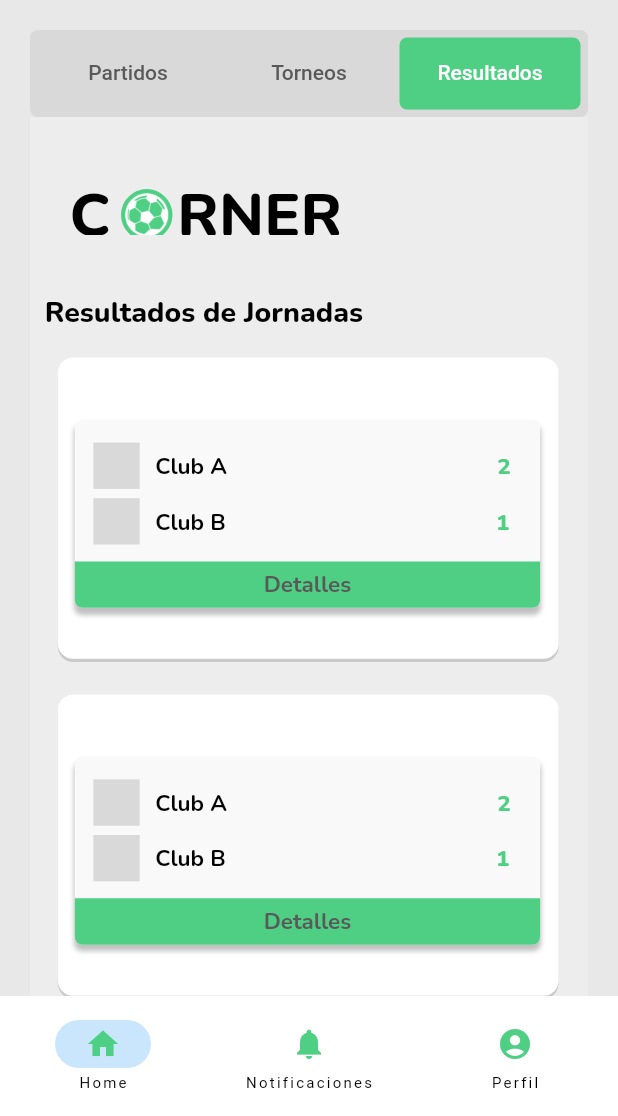
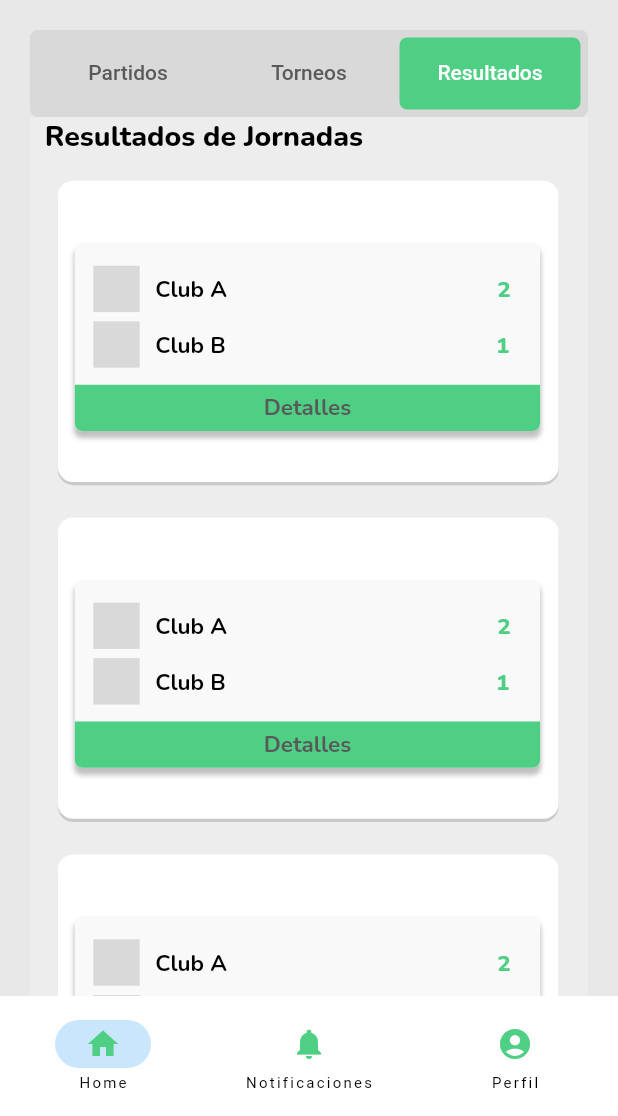
Before and after one commit to MichDlc03/CornerApp, a Flutter app: the screen it shows after launch, tab 3 chosen, on a phone screen of 412 x 824 dp, the part 120-1236 px from its top. Run offline on Flutter 3.47's test engine with Material 2 defaults, Android fonts, the phone set to English and light mode, and no system bars; our stand-ins replace google_fonts.

Commit message:
Luis 1.1
V1.1

```diff
--- a/lib/pages/menu.dart
+++ b/lib/pages/menu.dart
@@ -1,6 +1,5 @@
 // ignore_for_file: camel_case_types
 import 'package:flutter/material.dart';
-import 'package:liga_corner_app/widgets/logo.dart';
 import 'package:liga_corner_app/widgets/title.dart';
 import 'package:liga_corner_app/widgets/calendar_menu.dart';
 import 'package:liga_corner_app/widgets/card_vs.dart';
@@ -22,7 +21,6 @@ class Menu extends StatelessWidget {
           children:<Widget>[
             Column(
               children: const[
-                logo(),
                 title(),
                 calendar(),
                 card(),
--- a/lib/pages/resultados.dart
+++ b/lib/pages/resultados.dart
@@ -1,5 +1,4 @@
 import 'package:flutter/material.dart';
-import 'package:liga_corner_app/widgets/logo.dart';
 import 'package:liga_corner_app/widgets/title_resultados.dart';
 import 'package:liga_corner_app/widgets/card_resultados.dart';
 
@@ -20,7 +19,6 @@ class Resultados extends StatelessWidget {
           children: <Widget>[
             Column(
               children: const [
-                logo(),
                 titleResultados(),
                 cardResultados(),
                 cardResultados(),
--- a/lib/widgets/calendar_menu.dart
+++ b/lib/widgets/calendar_menu.dart
@@ -12,14 +12,14 @@ class calendar extends StatefulWidget {
 class _calendarState extends State<calendar> {
   @override
   Widget build(BuildContext context) {
-    double baseWidth = 380;
+    double baseWidth = 400;
     double fem = MediaQuery.of(context).size.width / baseWidth;
     double ffem = fem * 0.97;
 
     return Container(
-      margin: EdgeInsets.fromLTRB(22 * fem, 0 * fem, 15 * fem, 18 * fem),
+     margin: EdgeInsets.fromLTRB(5 * fem, 0 * fem, 0 * fem, 18 * fem),
       padding: EdgeInsets.fromLTRB(4 * fem, 26 * fem, 5 * fem, 36 * fem),
-      width: double.infinity,
+      width: 323 * fem,
       decoration: BoxDecoration(
         color: Color(0xffffffff),
         borderRadius: BorderRadius.circular(10 * fem),
```
Lines whose indentation alone changed are shown as unchanged.
